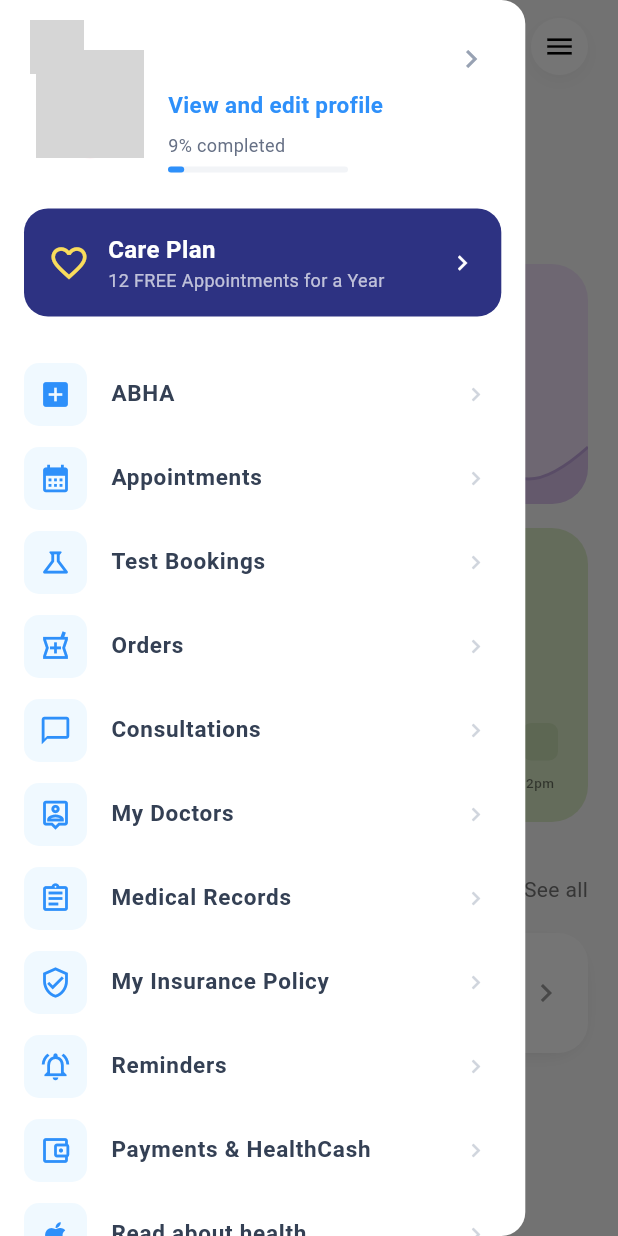
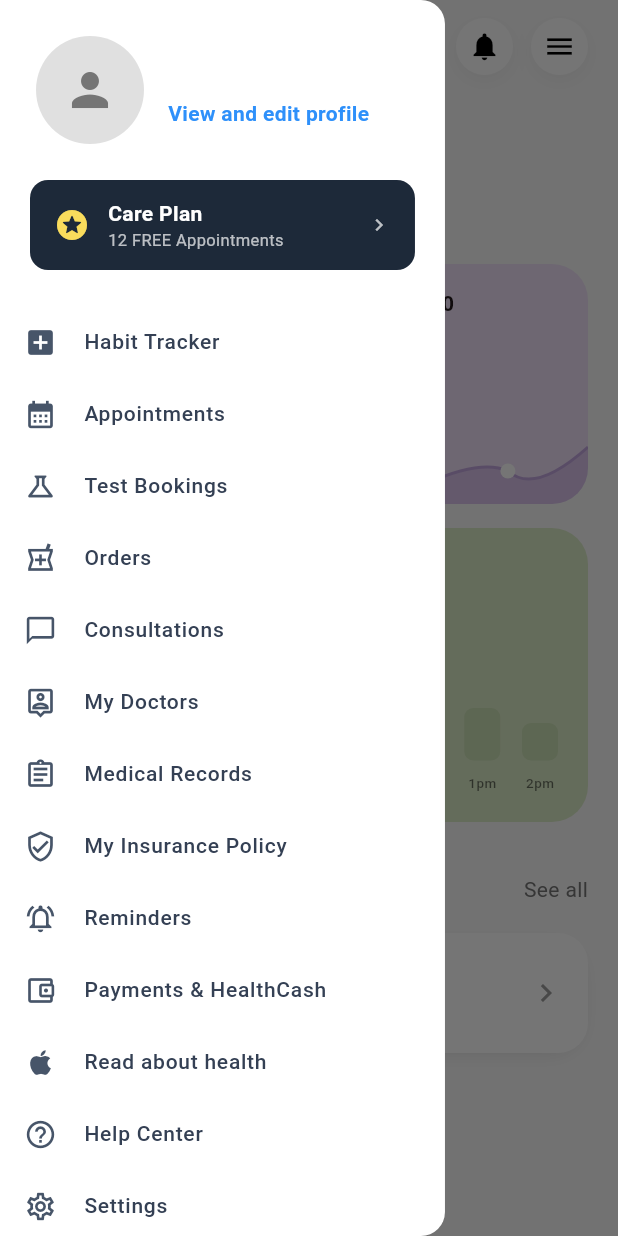
Before and after one commit to somraj-dev/Axiovital, a Flutter app: the HomePage screen opened directly, with the side drawer open, on a phone screen of 412 x 824 dp. Run offline on Flutter 3.47's test engine with Material 3 defaults, Android fonts, the phone set to English and light mode, and no system bars; our stand-ins replace dio, file_picker, geocoding, geolocator, image_picker, permission_handler and 1 more; missing offline and left inert: dart:js; accounts and stored records are empty; network calls fail; grey boxes are pictures that could not be loaded.

Commit message:
AxioVital Avatar System Overhaul & Minimal Premium Profile Drawer Redesign. Added FitLeague feature and Hugging Face deployment files.

```diff
--- a/frontend/lib/habit_tracker_page.dart
+++ b/frontend/lib/habit_tracker_page.dart
@@ -2,6 +2,7 @@ import 'package:flutter/material.dart';
 import 'package:flutter/cupertino.dart';
 import 'package:provider/provider.dart';
 import 'user_provider.dart';
+import 'widgets/axio_avatar.dart';
 import 'profile_page.dart';
 
 class HabitTrackerPage extends StatelessWidget {
@@ -69,9 +70,10 @@ class HabitTrackerPage extends StatelessWidget {
       children: [
         Row(
           children: [
-            CircleAvatar(
+            AxioAvatar(
               radius: 18,
-              backgroundImage: NetworkImage(Provider.of<UserProvider>(context).avatarUrl),
+              imageUrl: Provider.of<UserProvider>(context).avatarUrl,
+              name: Provider.of<UserProvider>(context).name,
             ),
             const SizedBox(width: 12),
             const Text(
--- a/frontend/lib/home_page.dart
+++ b/frontend/lib/home_page.dart
@@ -7,7 +7,10 @@ import 'bluetooth_provider.dart';
 import 'bluetooth_scan_page.dart';
 import 'profile_page.dart';
 import 'profile_drawer.dart';
+import 'vitalsync_dashboard.dart';
+import 'widgets/axio_avatar.dart';
 import 'essentials_page.dart';
+import 'fitleague_page.dart';
 
 class HomePage extends StatefulWidget {
   const HomePage({super.key});
@@ -58,9 +61,10 @@ class _HomePageState extends State<HomePage> {
                         onTap: () {
                           _scaffoldKey.currentState?.openDrawer();
                         },
-                        child: CircleAvatar(
+                        child: AxioAvatar(
                           radius: 18,
-                          backgroundImage: NetworkImage(Provider.of<UserProvider>(context).avatarUrl),
+                          imageUrl: userProvider.avatarUrl,
+                          name: userProvider.name,
                         ),
                       ),
                       const SizedBox(width: 12),
@@ -377,6 +381,7 @@ class _HomePageState extends State<HomePage> {
           _buildPopupItem('My Pocket'),
           _buildPopupItem('Essentials'),
           _buildPopupItem('Communities'),
+          _buildPopupItem('FitLeague'),
           _buildPopupItem('My Fitbit'),
         ],
         onSelected: (value) {
@@ -384,6 +389,20 @@ class _HomePageState extends State<HomePage> {
             Navigator.push(
               context,
               MaterialPageRoute(builder: (context) => const EssentialsPage()),
+            );
+          } else if (value == 'FitLeague') {
+            Navigator.push(
+              context,
+              MaterialPageRoute(builder: (context) => const FitLeaguePage()),
+            );
+          } else {
+            // Show Coming Soon for other features
+            ScaffoldMessenger.of(context).showSnackBar(
+              SnackBar(
+                content: Text('$value is coming soon!'),
+                duration: const Duration(seconds: 2),
+                behavior: SnackBarBehavior.floating,
+              ),
             );
           }
         },
--- a/frontend/lib/lab_tests_page.dart
+++ b/frontend/lib/lab_tests_page.dart
@@ -1,5 +1,6 @@
 import 'package:flutter/material.dart';
 import 'upload_report_page.dart';
+import 'widgets/axio_avatar.dart';
 
 class LabTestsPage extends StatelessWidget {
   const LabTestsPage({super.key});
@@ -474,9 +475,10 @@ class LabTestsPage extends StatelessWidget {
       padding: const EdgeInsets.only(right: 24),
       child: Column(
         children: [
-          CircleAvatar(
+          AxioAvatar(
             radius: 40,
-            backgroundImage: NetworkImage(imgUrl),
+            imageUrl: imgUrl,
+            name: label,
             backgroundColor: Colors.grey.shade100,
           ),
           const SizedBox(height: 10),
--- a/frontend/lib/main_screen.dart
+++ b/frontend/lib/main_screen.dart
@@ -7,6 +7,7 @@ import 'health_insights_page.dart';
 import 'user_provider.dart';
 import 'permission_service.dart';
 import 'lab_tests_page.dart';
+import 'widgets/axio_avatar.dart';
 
 class MainScreen extends StatefulWidget {
   const MainScreen({super.key});
@@ -114,9 +115,10 @@ class _MainScreenState extends State<MainScreen> {
                               width: 2,
                             ),
                           ),
-                          child: CircleAvatar(
+                          child: AxioAvatar(
                             radius: 14,
-                            backgroundImage: NetworkImage(Provider.of<UserProvider>(context).avatarUrl),
+                            imageUrl: Provider.of<UserProvider>(context).avatarUrl,
+                            name: Provider.of<UserProvider>(context).name,
                           ),
                         ),
                       ),
--- a/frontend/lib/profile_drawer.dart
+++ b/frontend/lib/profile_drawer.dart
@@ -6,6 +6,7 @@ import 'habit_tracker_page.dart';
 import 'consultations_page.dart';
 import 'test_bookings_page.dart';
 import 'orders_page.dart';
+import 'widgets/axio_avatar.dart';
 
 class ProfileDrawer extends StatelessWidget {
   const ProfileDrawer({super.key});
@@ -15,7 +16,7 @@ class ProfileDrawer extends StatelessWidget {
     final userProvider = Provider.of<UserProvider>(context);
 
     return Drawer(
-      width: MediaQuery.of(context).size.width * 0.85,
+      width: MediaQuery.of(context).size.width * 0.72,
       backgroundColor: Colors.white,
       child: SafeArea(
         child: Column(
@@ -26,30 +27,26 @@ class ProfileDrawer extends StatelessWidget {
               child: Row(
                 crossAxisAlignment: CrossAxisAlignment.center,
                 children: [
-                  CircleAvatar(
+                  AxioAvatar(
                     radius: 36,
-                    backgroundImage: NetworkImage(userProvider.avatarUrl),
+                    imageUrl: userProvider.avatarUrl,
+                    name: userProvider.name,
                   ),
                   const SizedBox(width: 16),
                   Expanded(
                     child: Column(
                       crossAxisAlignment: CrossAxisAlignment.start,
                       children: [
-                        Row(
-                          mainAxisAlignment: MainAxisAlignment.spaceBetween,
-                          children: [
                         Text(
                           userProvider.name,
                           style: const TextStyle(
-                                fontSize: 22,
+                            fontSize: 20,
                             fontWeight: FontWeight.bold,
                             color: Color(0xFF1D2939),
+                            letterSpacing: -0.5,
                           ),
                         ),
-                            const Icon(Icons.chevron_right, color: Color(0xFF98A2B3)),
-                          ],
-                        ),
-                        const SizedBox(height: 4),
+                        const SizedBox(height: 2),
                         GestureDetector(
                           onTap: () {
                             Navigator.pop(context); // Close drawer
@@ -63,35 +60,7 @@ class ProfileDrawer extends StatelessWidget {
                             style: TextStyle(
                               color: Color(0xFF2E90FA),
                               fontWeight: FontWeight.w600,
-                              fontSize: 15,
-                            ),
-                          ),
-                        ),
-                        const SizedBox(height: 8),
-                        const Text(
-                          '9% completed',
-                          style: TextStyle(
-                            color: Color(0xFF667085),
-                            fontSize: 12,
-                          ),
-                        ),
-                        const SizedBox(height: 6),
-                        // Progress Bar
-                        Container(
-                          height: 4,
-                          width: 120,
-                          decoration: BoxDecoration(
-                            color: const Color(0xFFF2F4F7),
-                            borderRadius: BorderRadius.circular(2),
-                          ),
-                          child: FractionallySizedBox(
-                            alignment: Alignment.centerLeft,
-                            widthFactor: 0.09,
-                            child: Container(
-                              decoration: BoxDecoration(
-                                color: const Color(0xFF2E90FA),
-                                borderRadius: BorderRadius.circular(2),
-                              ),
+                              fontSize: 14,
                             ),
                           ),
                         ),
@@ -104,16 +73,16 @@ class ProfileDrawer extends StatelessWidget {
 
             // Care Plan Card
             Padding(
-              padding: const EdgeInsets.symmetric(horizontal: 16.0),
+              padding: const EdgeInsets.symmetric(horizontal: 20.0),
               child: Container(
                 decoration: BoxDecoration(
-                  color: const Color(0xFF2D3282), // Dark blue from screenshot
-                  borderRadius: BorderRadius.circular(16),
+                  color: const Color(0xFF1D2939), // Minimal Slate/Black
+                  borderRadius: BorderRadius.circular(12),
                 ),
-                padding: const EdgeInsets.all(16),
+                padding: const EdgeInsets.symmetric(horizontal: 16, vertical: 12),
                 child: Row(
                   children: [
-                    const Icon(Icons.favorite_border, color: Color(0xFFF9DC5C), size: 28),
+                    const Icon(Icons.stars_rounded, color: Color(0xFFF9DC5C), size: 24),
                     const SizedBox(width: 12),
                     Expanded(
                       child: Column(
@@ -121,23 +90,16 @@ class ProfileDrawer extends StatelessWidget {
                         children: const [
                           Text(
                             'Care Plan',
-                            style: TextStyle(
-                              color: Colors.white,
-                              fontWeight: FontWeight.bold,
-                              fontSize: 16,
-                            ),
+                            style: TextStyle(color: Colors.white, fontWeight: FontWeight.bold, fontSize: 14),
                           ),
                           Text(
-                            '12 FREE Appointments for a Year',
-                            style: TextStyle(
-                              color: Colors.white70,
-                              fontSize: 12,
-                            ),
+                            '12 FREE Appointments',
+                            style: TextStyle(color: Colors.white70, fontSize: 11),
                           ),
                         ],
                       ),
                     ),
-                    const Icon(Icons.chevron_right, color: Colors.white, size: 20),
+                    const Icon(Icons.chevron_right, color: Colors.white70, size: 16),
                   ],
                 ),
               ),
@@ -152,7 +114,7 @@ class ProfileDrawer extends StatelessWidget {
                 children: [
                   _buildDrawerItem(
                     Icons.add_box,
-                    'ABHA',
+                    'Habit Tracker',
                     const Color(0xFF2E90FA),
                     onTap: () {
                       Navigator.pop(context);
@@ -210,23 +172,16 @@ class ProfileDrawer extends StatelessWidget {
 
   Widget _buildDrawerItem(IconData icon, String title, Color iconColor, {VoidCallback? onTap}) {
     return ListTile(
-      leading: Container(
-        padding: const EdgeInsets.all(10),
-        decoration: BoxDecoration(
-          color: const Color(0xFFF0F9FF), // Very pale blue from high-fidelity image
-          borderRadius: BorderRadius.circular(10),
-        ),
-        child: Icon(icon, color: iconColor, size: 22),
-      ),
+      dense: true,
+      leading: Icon(icon, color: const Color(0xFF475569), size: 22), // No bulky background
       title: Text(
         title,
         style: const TextStyle(
-          fontSize: 15,
-          fontWeight: FontWeight.w600,
+          fontSize: 14,
+          fontWeight: FontWeight.w500,
           color: Color(0xFF344054),
         ),
       ),
-      trailing: const Icon(Icons.chevron_right, size: 18, color: Color(0xFFD0D5DD)),
       onTap: onTap ?? () {},
     );
   }
--- a/frontend/lib/user_provider.dart
+++ b/frontend/lib/user_provider.dart
@@ -8,7 +8,7 @@ class UserProvider with ChangeNotifier {
   final AuthService _authService = AuthService();
 
   String _name = 'Dr. Julian Vance';
-  String _avatarUrl = 'https://images.unsplash.com/photo-1612349317150-e413f6a5b16d?auto=format&fit=crop&q=80&w=200';
+  String _avatarUrl = 'https://ui-avatars.com/api/?name=Julian+Vance&background=0D8ABC&color=fff&size=200';
   String _clinicalId = 'VS-99283';
   String _age = '32';
   String _weight = '78';
--- /dev/null
+++ b/frontend/lib/widgets/axio_avatar.dart
@@ -0,0 +1,88 @@
+import 'package:flutter/material.dart';
+
+class AxioAvatar extends StatelessWidget {
+  final String? imageUrl;
+  final String? name;
+  final double radius;
+  final Color? backgroundColor;
+  final IconData defaultIcon;
+
+  const AxioAvatar({
+    super.key,
+    this.imageUrl,
+    this.name,
+    this.radius = 20,
+    this.backgroundColor,
+    this.defaultIcon = Icons.person,
+  });
+
+  @override
+  Widget build(BuildContext context) {
+    if (imageUrl != null && imageUrl!.isNotEmpty) {
+      return CircleAvatar(
+        radius: radius,
+        backgroundColor: backgroundColor ?? Colors.grey.shade200,
+        child: ClipOval(
+          child: Image.network(
+            imageUrl!,
+            width: radius * 2,
+            height: radius * 2,
+            fit: BoxFit.cover,
+            loadingBuilder: (context, child, loadingProgress) {
+              if (loadingProgress == null) return child;
+              return Center(
+                child: SizedBox(
+                  width: radius,
+                  height: radius,
+                  child: CircularProgressIndicator(
+                    strokeWidth: 2,
+                    value: loadingProgress.expectedTotalBytes != null
+                        ? loadingProgress.cumulativeBytesLoaded /
+                            loadingProgress.expectedTotalBytes!
+                        : null,
+                  ),
+                ),
+              );
+            },
+            errorBuilder: (context, error, stackTrace) {
+              return _buildFallback(context);
+            },
+          ),
+        ),
+      );
+    } else {
+      return _buildFallback(context);
+    }
+  }
+
+  Widget _buildFallback(BuildContext context) {
+    if (name != null && name!.isNotEmpty) {
+      final initials = _getInitials(name!);
+      return CircleAvatar(
+        radius: radius,
+        backgroundColor: backgroundColor ?? Theme.of(context).primaryColor.withOpacity(0.8),
+        child: Text(
+          initials,
+          style: TextStyle(
+            color: Colors.white,
+            fontWeight: FontWeight.bold,
+            fontSize: radius * 0.8,
+          ),
+        ),
+      );
+    }
+
+    return CircleAvatar(
+      radius: radius,
+      backgroundColor: backgroundColor ?? Colors.grey.shade300,
+      child: Icon(defaultIcon, size: radius, color: Colors.grey.shade600),
+    );
+  }
+
+  String _getInitials(String name) {
+    final parts = name.trim().split(RegExp(r'\s+'));
+    if (parts.isEmpty) return '';
+    if (parts.length == 1) return parts[0][0].toUpperCase();
+    return (parts[0][0] + parts[parts.length - 1][0]).toUpperCase();
+  }
+}
```
Also changed, not shown: frontend/lib/doctor_details_page.dart (+8 -7 lines), frontend/lib/find_doctor_page.dart (+8 -3 lines), frontend/lib/fitleague_page.dart (added, +345 -0 lines), frontend/lib/profile_page.dart (+5 -6 lines), requirements.txt (added, +10 -0 lines), 5 other files. Lines whose indentation alone changed are shown as unchanged.
